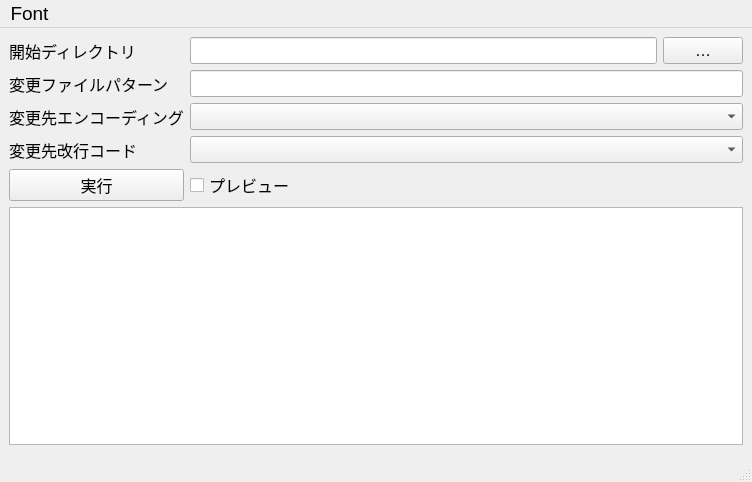
Qt form mainform.ui (tripod31/conv_encoding) before a commit.
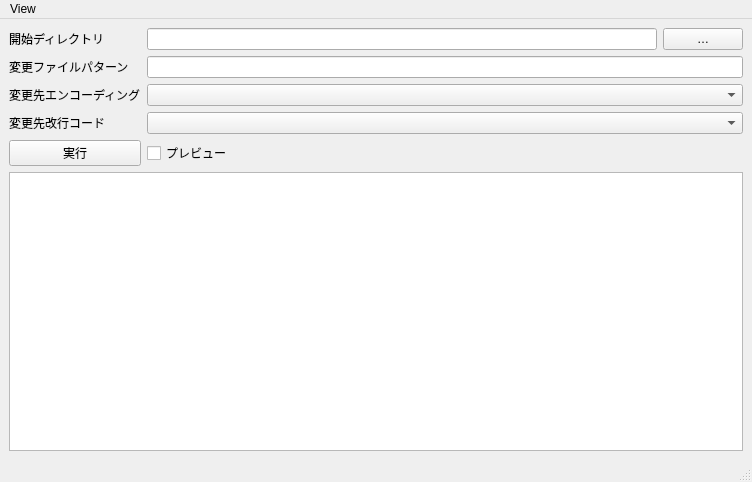
The same form after that commit.

Commit message: font dialog

Patch:
```diff
--- a/mainform.ui
+++ b/mainform.ui
@@ -10,20 +10,10 @@
     <height>482</height>
    </rect>
   </property>
-  <property name="font">
-   <font>
-    <pointsize>14</pointsize>
-   </font>
-  </property>
   <property name="windowTitle">
    <string>conv_encoding</string>
   </property>
   <widget class="QWidget" name="centralwidget">
-   <property name="font">
-    <font>
-     <pointsize>12</pointsize>
-    </font>
-   </property>
    <layout class="QGridLayout" name="gridLayout">
     <item row="0" column="0">
      <widget class="QLabel" name="label">
@@ -98,13 +88,7 @@
      </widget>
     </item>
     <item row="5" column="0" colspan="2">
-     <widget class="QTextEdit" name="textEdit_output">
-      <property name="font">
-       <font>
-        <family>ＭＳ ゴシック</family>
-       </font>
-      </property>
-     </widget>
+     <widget class="QTextEdit" name="textEdit_output"/>
     </item>
    </layout>
   </widget>
@@ -117,12 +101,12 @@
      <height>26</height>
     </rect>
    </property>
-   <widget class="QMenu" name="menuFont">
+   <widget class="QMenu" name="menuView">
     <property name="title">
-     <string>Font</string>
+     <string>View</string>
     </property>
    </widget>
-   <addaction name="menuFont"/>
+   <addaction name="menuView"/>
   </widget>
   <widget class="QStatusBar" name="statusbar"/>
  </widget>
```
Left out of the diff: 6 changed lines with no effect on the pictures. The commit also changes 2 other files.
